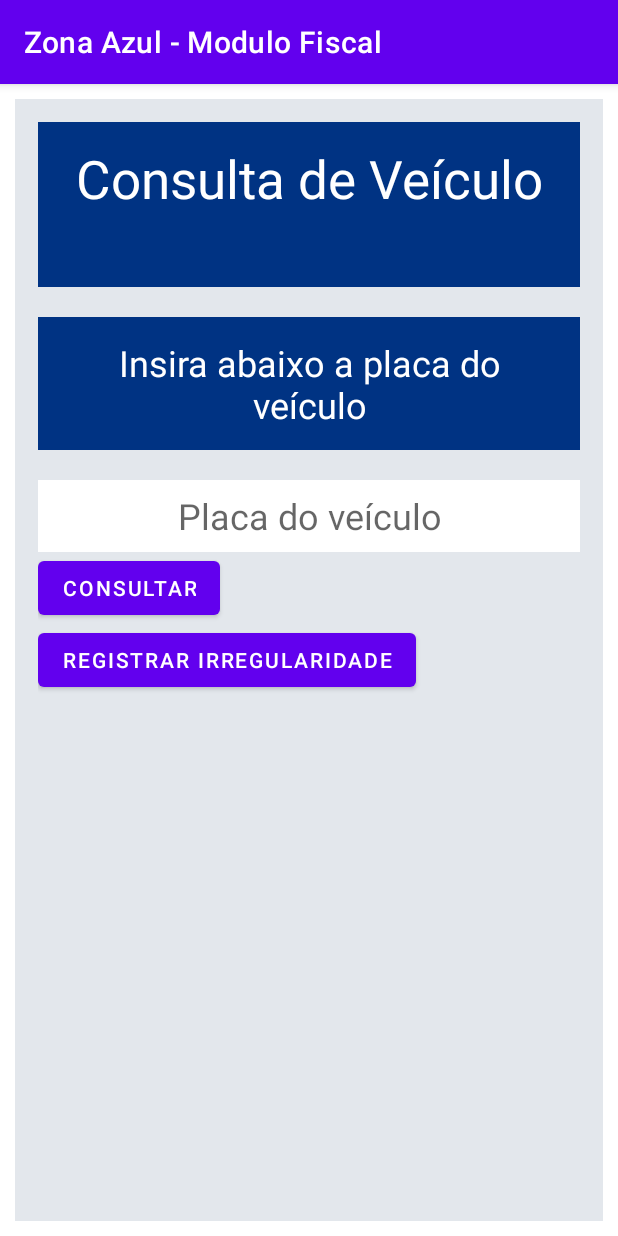
After one commit to DaviMCC/AZ-Modulo-Fiscal, an Android app: the VerficarVeiculoActivity screen opened directly, with no data from a screen before it, on a phone screen of 412 x 824 dp. The commit adds this screen. Run offline under Robolectric (Android 15) with nearby library versions, the phone set to English and light mode, and no system bars.

Commit message:
Inicio verificar veiculo

```diff
--- a/app/src/main/AndroidManifest.xml
+++ b/app/src/main/AndroidManifest.xml
@@ -9,6 +9,9 @@
         android:roundIcon="@mipmap/ic_launcher_round"
         android:supportsRtl="true"
         android:theme="@style/Theme.AzZonaAzulModuloFiscal">
+        <activity
+            android:name=".VerficarVeiculoActivity"
+            android:exported="false" />
         <activity
             android:name=".MainActivity"
             android:exported="true"
--- /dev/null
+++ b/app/src/main/java/br/com/azzonaazul/modulofiscal/VerficarVeiculoActivity.kt
@@ -0,0 +1,11 @@
+package br.com.azzonaazul.modulofiscal
+
+import androidx.appcompat.app.AppCompatActivity
+import android.os.Bundle
+
+class VerficarVeiculoActivity : AppCompatActivity() {
+    override fun onCreate(savedInstanceState: Bundle?) {
+        super.onCreate(savedInstanceState)
+        setContentView(R.layout.activity_verficar_veiculo)
+    }
+}
--- /dev/null
+++ b/app/src/main/res/drawable/rectanglebg.xml
@@ -0,0 +1,10 @@
+<?xml version="1.0" encoding="UTF-8"?>
+<shape xmlns:android="http://schemas.android.com/apk/res/android" android:id="@+id/listview_background_shape">
+    <stroke android:width="10dp"  android:color="#FFFFFF" />
+    <padding android:left="2dp"
+        android:top="2dp"
+        android:right="2dp"
+        android:bottom="2dp"
+        />
+    <solid android:color="#E3E7EC"/>
+</shape>
--- /dev/null
+++ b/app/src/main/res/layout/activity_verficar_veiculo.xml
@@ -0,0 +1,62 @@
+<?xml version="1.0" encoding="utf-8"?>
+<androidx.appcompat.widget.LinearLayoutCompat
+
+    xmlns:android="http://schemas.android.com/apk/res/android"
+    xmlns:app="http://schemas.android.com/apk/res-auto"
+    xmlns:tools="http://schemas.android.com/tools"
+    android:layout_width="match_parent"
+    android:layout_height="match_parent"
+    android:background="@drawable/rectanglebg"
+    android:orientation="vertical"
+    android:padding="25dp"
+    tools:context=".VerficarVeiculoActivity"
+    >
+
+    <androidx.appcompat.widget.AppCompatTextView
+        android:layout_width="match_parent"
+        android:layout_height="110dp"
+        android:background="#003383"
+        android:padding="14dp"
+        android:text="Consulta de Veículo"
+        android:textAlignment="center"
+        android:textColor="@color/white"
+        android:textSize="35sp"
+        />
+
+    <androidx.appcompat.widget.AppCompatTextView
+        android:layout_marginTop="20dp"
+        android:layout_width="match_parent"
+        android:layout_height="wrap_content"
+        android:background="#003383"
+        android:padding="14dp"
+        android:text="@string/insira_abaixo_a_placa_do_ve_culo"
+        android:textAlignment="center"
+        android:textColor="@color/white"
+        android:textSize="24sp"
+        />
+
+    <androidx.appcompat.widget.AppCompatEditText
+        android:layout_width="match_parent"
+        android:layout_height="wrap_content"
+        android:hint="@string/placa_do_ve_culo"
+        android:minHeight="48dp"
+        android:textSize="24sp"
+        android:layout_marginTop="20dp"
+        android:background="@color/white"
+        android:textAlignment="center"
+        />
+
+
+    <Button
+        android:id="@+id/button"
+        android:layout_width="wrap_content"
+        android:layout_height="wrap_content"
+        android:text="Consultar" />
+
+    <Button
+        android:id="@+id/button3"
+        android:layout_width="wrap_content"
+        android:layout_height="wrap_content"
+        android:text="Registrar Irregularidade" />
+
+</androidx.appcompat.widget.LinearLayoutCompat>
--- a/app/src/main/res/values/strings.xml
+++ b/app/src/main/res/values/strings.xml
@@ -1,5 +1,5 @@
 <resources>
-    <string name="app_name">Az Zona Azul - Modulo Fiscal</string>
+    <string name="app_name">Zona Azul - Modulo Fiscal</string>
     <string name="action_settings">Settings</string>
     <!-- Strings used for fragments for navigation -->
     <string name="first_fragment_label">First Fragment</string>
@@ -9,4 +9,6 @@
 
     <string name="hello_first_fragment">Hello first fragment</string>
     <string name="hello_second_fragment">Hello second fragment. Arg: %1$s</string>
+    <string name="insira_abaixo_a_placa_do_ve_culo">Insira abaixo a placa do veículo</string>
+    <string name="placa_do_ve_culo">Placa do veículo</string>
 </resources>
```
